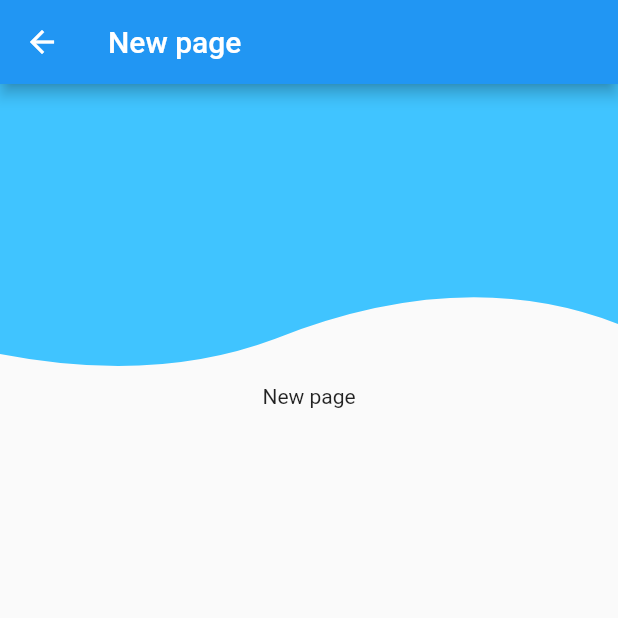
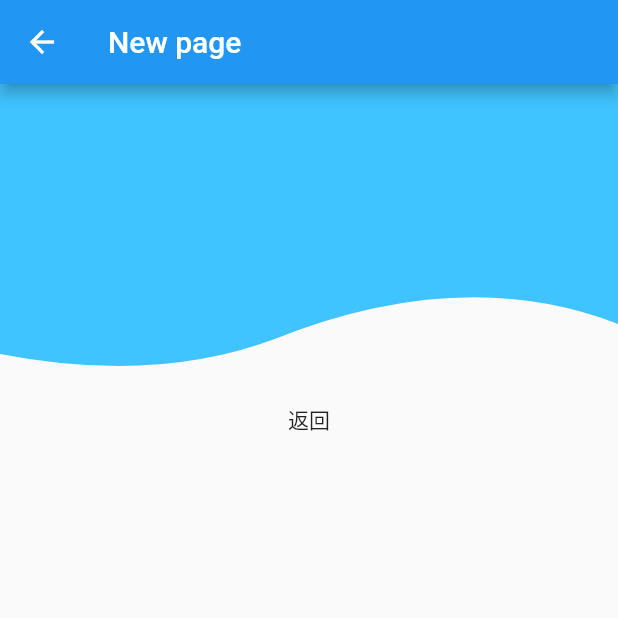
Before and after one commit to djdeo/flutter-demos, a Flutter app: the screen it shows after launch, after a tap on the "add" icon, on a phone screen of 412 x 824 dp, the top half of it. Run offline on Flutter 3.47's test engine with Material 2 defaults, Android fonts, the phone set to English and light mode, and no system bars.

Commit message:
feat: 子页面向父页面传参

```diff
--- a/lib/bottom_appBar_demo.dart
+++ b/lib/bottom_appBar_demo.dart
@@ -21,9 +21,10 @@ class _BottomAppBarDemoState extends State<BottomAppBarDemo> {
     return Scaffold(
       body: _eachView[_index],
       floatingActionButton: FloatingActionButton(
-        onPressed: () {
-          Navigator.of(context).push(
+        onPressed: () async {
+          var res = await Navigator.of(context).push(
               MaterialPageRoute(builder: (context) => EachView('New page')));
+          debugPrint('$res');
         },
         tooltip: 'Increament',
         child: Icon(
--- a/lib/pages/each_view.dart
+++ b/lib/pages/each_view.dart
@@ -1,5 +1,6 @@
 import 'package:flutter/material.dart';
 
+// ignore: must_be_immutable
 class EachView extends StatefulWidget {
   String _title;
   EachView(this._title);
@@ -25,7 +26,9 @@ class _EachViewState extends State<EachView> {
               ),
             ),
             Center(
-              child: Text(widget._title),
+              child: widget._title =='Home'
+              ?Text(widget._title)
+              :FlatButton(onPressed: () => Navigator.pop(context, 'son json data'), child: Text('返回'))
             ),
           ],
         ));
```
